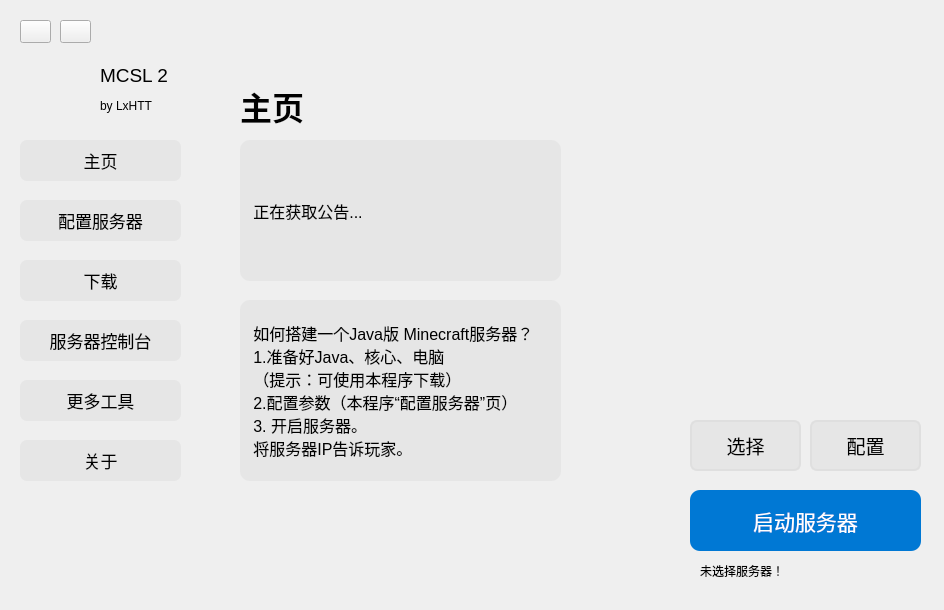
Old version of the form MCSL2_MainWindow.ui in the repository MCSLTeam/MCSL2.
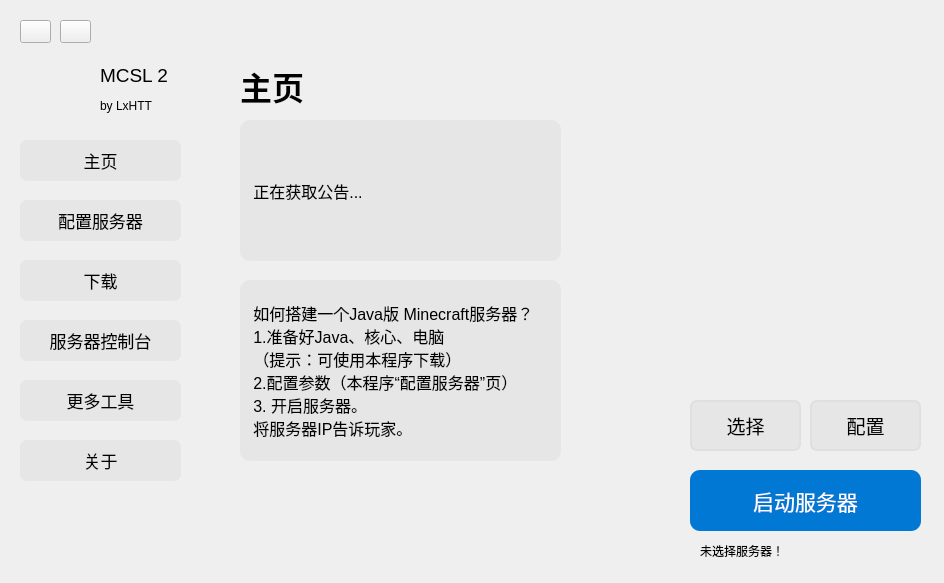
New version of the form. The open tabs and pages were chosen to show the change. Icons and pictures are not drawn.

```diff
--- a/MCSL2_MainWindow.ui
+++ b/MCSL2_MainWindow.ui
@@ -7,7 +7,7 @@
     <x>0</x>
     <y>0</y>
     <width>944</width>
-    <height>610</height>
+    <height>583</height>
    </rect>
   </property>
   <property name="windowTitle">
@@ -315,7 +315,7 @@
     <property name="geometry">
      <rect>
       <x>210</x>
-      <y>0</y>
+      <y>-20</y>
       <width>731</width>
       <height>601</height>
      </rect>
```
Left out of the diff: 2 changed lines with no effect on the pictures.
